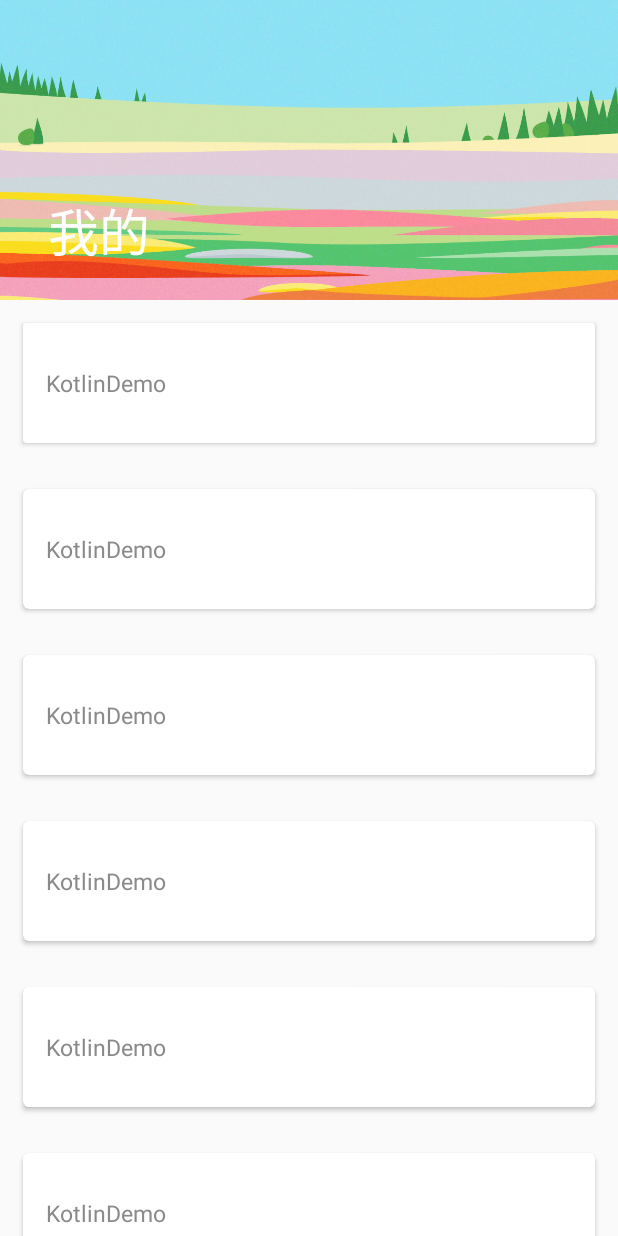
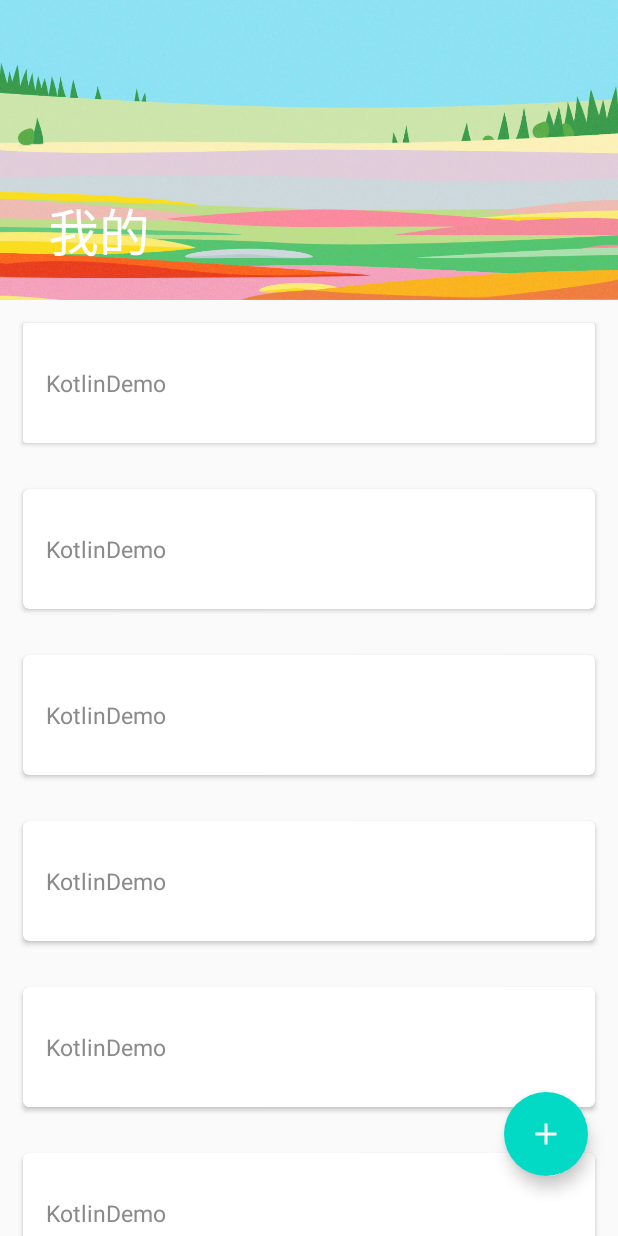
Before and after one commit to zhouchong741/KotlinDemo, an Android app: the layout fragment_mine.xml on its own in the app's theme, with its tools: preview values and no code run, on a phone screen of 412 x 824 dp. Run offline under Robolectric (Android 15) with nearby library versions, the phone set to English and light mode, and no system bars.

Commit message:
1. update

```diff
--- a/app/src/main/java/com/kotlin/demo/ui/activity/SplashActivity.kt
+++ b/app/src/main/java/com/kotlin/demo/ui/activity/SplashActivity.kt
@@ -33,7 +33,7 @@ class SplashActivity : BaseActivity() {
             setAnim
             CoroutineScope(job).launch {
                 delay(delayTime)
-                MainActivity.startActivity(this@SplashActivity)
+                Main2Activity.startActivity(this@SplashActivity)
                 finish()
                 isFirstEnterApp = false
             }
--- a/app/src/main/java/com/kotlin/demo/ui/fragment/GanHuoFragment.kt
+++ b/app/src/main/java/com/kotlin/demo/ui/fragment/GanHuoFragment.kt
@@ -4,6 +4,7 @@ import android.os.Bundle
 import android.view.LayoutInflater
 import android.view.View
 import android.view.ViewGroup
+import android.view.animation.Interpolator
 import androidx.lifecycle.Observer
 import androidx.lifecycle.ViewModelProvider
 import androidx.recyclerview.widget.ItemTouchHelper
@@ -101,6 +102,9 @@ class GanHuoFragment : BaseFragment() {
         }
     }
 
+    // 插值器 滑动速度
+    private val interpolator: Interpolator = Interpolator { p0 -> p0 }
+
     override fun loadDataFirst() {
         super.loadDataFirst()
         startLoading()
--- a/app/src/main/java/com/kotlin/demo/ui/fragment/MineFragment.kt
+++ b/app/src/main/java/com/kotlin/demo/ui/fragment/MineFragment.kt
@@ -7,6 +7,8 @@ import android.view.ViewGroup
 import com.kotlin.demo.R
 import com.kotlin.demo.base.BaseFragment
 import com.kotlin.demo.ui.activity.main.Main2Activity
+import com.kotlin.demo.util.ToastUtils
+import kotlinx.android.synthetic.main.fragment_mine.*
 
 /**
  * @author: zhouchong
@@ -30,5 +32,9 @@ class MineFragment : BaseFragment() {
 
     override fun onActivityCreated(savedInstanceState: Bundle?) {
         super.onActivityCreated(savedInstanceState)
+
+        floatButton.setOnClickListener {
+//            ToastUtils.showToast(activity, getString(R.string.not_open_yet))
+        }
     }
 }
--- /dev/null
+++ b/app/src/main/res/drawable/ic_baseline_add_36.xml
@@ -0,0 +1,5 @@
+<vector android:height="36dp" android:tint="@color/white"
+    android:viewportHeight="24" android:viewportWidth="24"
+    android:width="36dp" xmlns:android="http://schemas.android.com/apk/res/android">
+    <path android:fillColor="@android:color/white" android:pathData="M19,13h-6v6h-2v-6H5v-2h6V5h2v6h6v2z"/>
+</vector>
--- /dev/null
+++ b/app/src/main/res/drawable/ic_baseline_arrow_back_36.xml
@@ -0,0 +1,5 @@
+<vector android:height="24dp" android:tint="#03DAC5"
+    android:viewportHeight="24" android:viewportWidth="24"
+    android:width="24dp" xmlns:android="http://schemas.android.com/apk/res/android">
+    <path android:fillColor="@android:color/white" android:pathData="M20,11H7.83l5.59,-5.59L12,4l-8,8 8,8 1.41,-1.41L7.83,13H20v-2z"/>
+</vector>
--- a/app/src/main/res/layout/fragment_mine.xml
+++ b/app/src/main/res/layout/fragment_mine.xml
@@ -17,6 +17,8 @@
             android:layout_height="match_parent"
             android:fitsSystemWindows="true"
             app:contentScrim="@color/colorAccent"
+            app:collapsedTitleGravity="center"
+            app:expandedTitleGravity="bottom"
             app:layout_scrollFlags="scroll|exitUntilCollapsed"
             app:title="@string/str_mine"
             app:toolbarId="@+id/toolbar">
@@ -31,6 +33,8 @@
 
             <androidx.appcompat.widget.Toolbar
                 android:id="@+id/toolbar"
+                app:contentInsetLeft="0dp"
+                app:contentInsetStart="0dp"
                 android:layout_width="wrap_content"
                 android:layout_height="?attr/actionBarSize"
                 app:layout_collapseMode="pin"
@@ -169,4 +173,19 @@
             </com.google.android.material.card.MaterialCardView>
         </LinearLayout>
     </androidx.core.widget.NestedScrollView>
+
+    <com.google.android.material.floatingactionbutton.FloatingActionButton
+        android:id="@+id/floatButton"
+        android:layout_width="wrap_content"
+        android:layout_height="wrap_content"
+        android:layout_alignParentEnd="true"
+        android:layout_alignParentBottom="true"
+        android:layout_gravity="end|bottom"
+        android:layout_marginEnd="20dp"
+        android:layout_marginBottom="40dp"
+        android:backgroundTint="@color/colorAccent"
+        android:elevation="@dimen/dimen_08dp"
+        android:src="@drawable/ic_baseline_add_36"
+        app:borderWidth="-1dp"
+        app:pressedTranslationZ="12dp" />
 </androidx.coordinatorlayout.widget.CoordinatorLayout>
```
Also changed, not shown: 1 other file.
